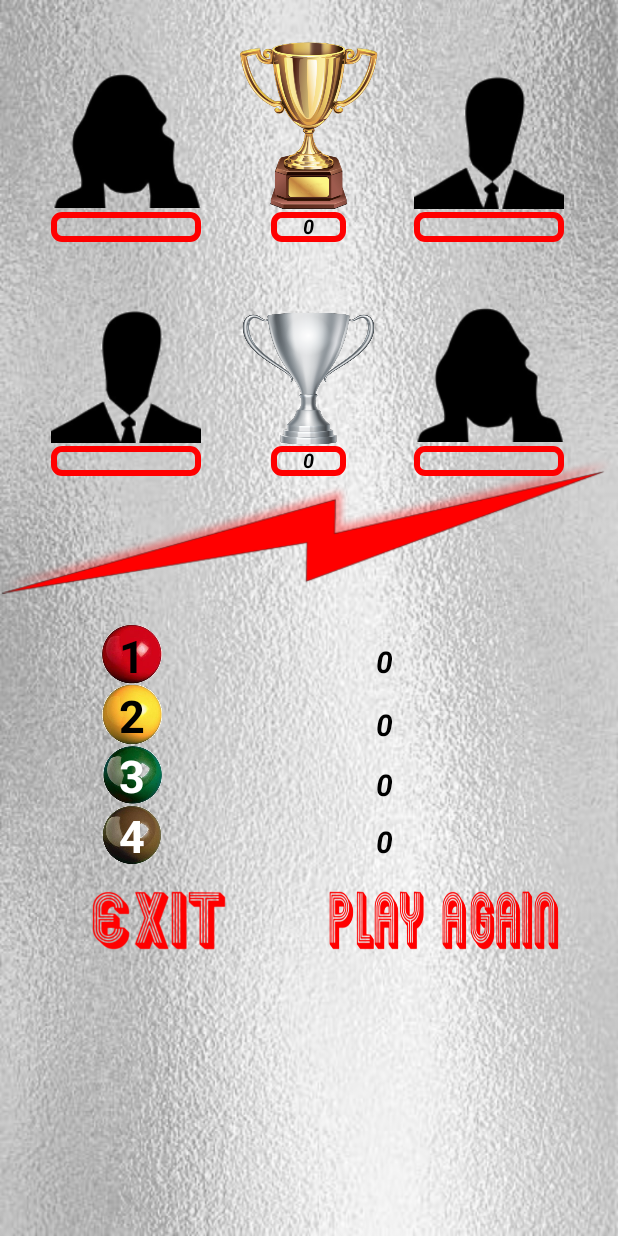
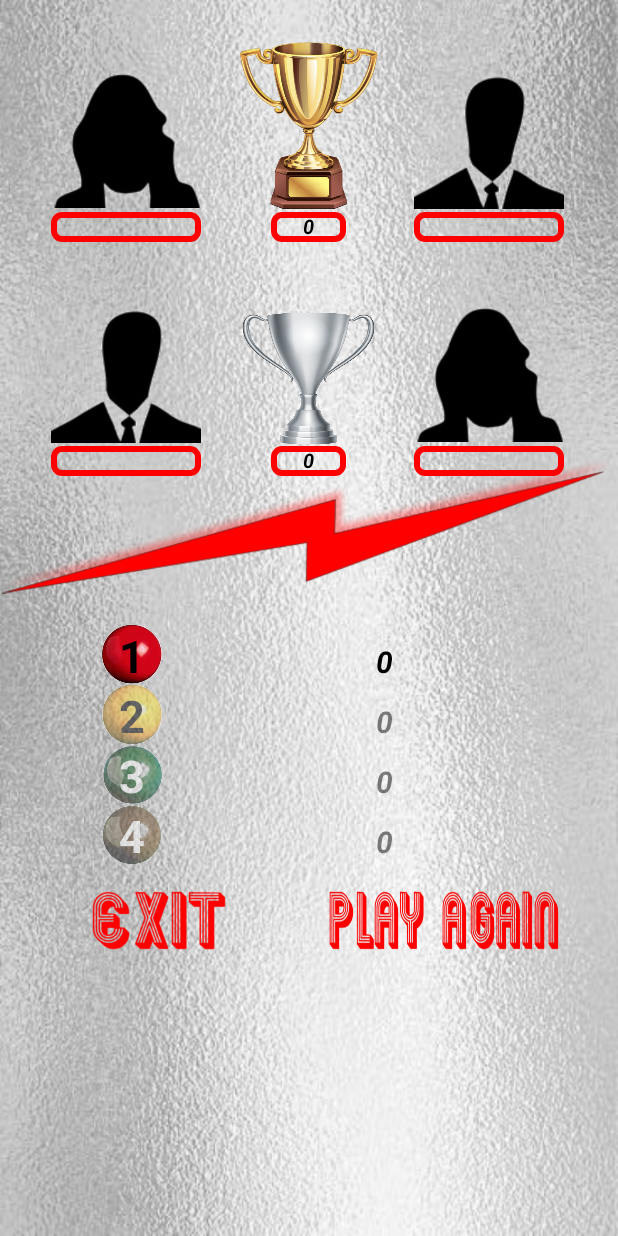
Before and after one commit to jokLiu/SnookerScoreTracker, an Android app: the EndFrameMultiActivity screen opened directly, with no data from a screen before it, on a phone screen of 412 x 824 dp. Run offline under Robolectric (Android 15) with nearby library versions, the phone set to English and light mode, and no system bars.

Commit message:
cofigs changed and blur added

```diff
--- a/app/src/main/AndroidManifest.xml
+++ b/app/src/main/AndroidManifest.xml
@@ -33,7 +33,9 @@
         <activity
             android:name=".EndFrameSingleActivity"
             android:screenOrientation="portrait" />
-        <activity android:name=".EndFrameMultiActivity"></activity>
+        <activity
+            android:name=".EndFrameMultiActivity"
+            android:screenOrientation="portrait" />
     </application>
 
 </manifest>
--- a/app/src/main/java/com/example/jokubas/snookertracker_1601768/EndFrameMultiActivity.java
+++ b/app/src/main/java/com/example/jokubas/snookertracker_1601768/EndFrameMultiActivity.java
@@ -145,17 +145,18 @@ public class EndFrameMultiActivity extends AppCompatActivity {
         setTextView(p2loser, R.id.p4t2_name);
         setTextView(Integer.toString(scoreWin), R.id.team1_score);
         setTextView(Integer.toString(scoreLost), R.id.team2_score);
-        setImageView(p1winnerImage, R.id.p1t1);
-        setImageView(p2winnerImage, R.id.p2t1);
-        setImageView(p1loserImage, R.id.p3t2);
-        setImageView(p2loserImage, R.id.p4t2);
+        setImageView(p1winnerImage, R.id.p1t1, false);
+        setImageView(p2winnerImage, R.id.p2t1, false);
+        setImageView(p1loserImage, R.id.p3t2, true);
+        setImageView(p2loserImage, R.id.p4t2, true);
     }
 
-    private void setImageView(byte[] image, int imgID) {
+    private void setImageView(byte[] image, int imgID, boolean blur) {
         if (image != null) {
             Bitmap bmp = BitmapFactory.decodeByteArray(image, 0, image.length);
             ImageView imgView = findViewById(imgID);
             imgView.setImageBitmap(bmp);
+            if(blur) imgView.setAlpha(0.5f);
         }
     }
 
--- a/app/src/main/java/com/example/jokubas/snookertracker_1601768/EndFrameSingleActivity.java
+++ b/app/src/main/java/com/example/jokubas/snookertracker_1601768/EndFrameSingleActivity.java
@@ -1,8 +1,12 @@
 package com.example.jokubas.snookertracker_1601768;
 
+import android.animation.ArgbEvaluator;
+import android.animation.ObjectAnimator;
+import android.animation.ValueAnimator;
 import android.content.Intent;
 import android.graphics.Bitmap;
 import android.graphics.BitmapFactory;
+import android.graphics.Color;
 import android.os.Bundle;
 import android.support.v7.app.AppCompatActivity;
 import android.view.View;
@@ -44,6 +48,7 @@ public class EndFrameSingleActivity extends AppCompatActivity {
         ImageView imageWin = findViewById(R.id.win_img);
         ImageView imageLost = findViewById(R.id.lost_img);
 
+
         if (p1score > p2score) {
             nameWinner.setText(p1name);
             scoreWinner.setText(Integer.toString(p1score));
@@ -54,6 +59,7 @@ public class EndFrameSingleActivity extends AppCompatActivity {
             scoreLoser.setText(Integer.toString(p2score));
             Bitmap bmp2 = BitmapFactory.decodeByteArray(p2Image, 0, p2Image.length);
             imageLost.setImageBitmap(bmp2);
+            imageLost.setAlpha(0.5f);
 
         } else {
             nameWinner.setText(p2name);
@@ -65,6 +71,7 @@ public class EndFrameSingleActivity extends AppCompatActivity {
             scoreLoser.setText(Integer.toString(p1score));
             Bitmap bmp2 = BitmapFactory.decodeByteArray(p1Image, 0, p1Image.length);
             imageLost.setImageBitmap(bmp2);
+            imageLost.setAlpha(0.5f);
         }
 
         Button exit = findViewById(R.id.exit_button);
--- a/app/src/main/res/layout/activity_end_frame_multi.xml
+++ b/app/src/main/res/layout/activity_end_frame_multi.xml
@@ -81,7 +81,6 @@
         android:layout_height="20dp"
         android:layout_alignStart="@+id/p1t1"
         android:layout_below="@+id/p1t1"
-        android:text="TextView"
         android:background="@drawable/textinputborder"
         android:gravity="center_horizontal"
         android:textColor="@color/black"
@@ -94,7 +93,6 @@
         android:layout_height="20dp"
         android:layout_alignStart="@+id/p2t1"
         android:layout_below="@+id/p1t1"
-        android:text="TextView"
         android:background="@drawable/textinputborder"
         android:gravity="center_horizontal"
         android:textColor="@color/black"
@@ -107,7 +105,6 @@
         android:layout_height="20dp"
         android:layout_alignStart="@+id/p3t2"
         android:layout_below="@+id/p3t2"
-        android:text="TextView"
         android:background="@drawable/textinputborder"
         android:gravity="center_horizontal"
         android:textColor="@color/black"
@@ -120,7 +117,6 @@
         android:layout_height="20dp"
         android:layout_alignStart="@+id/p4t2"
         android:layout_below="@+id/p4t2"
-        android:text="TextView"
         android:background="@drawable/textinputborder"
         android:gravity="center_horizontal"
         android:textColor="@color/black"
@@ -135,7 +131,6 @@
         android:layout_centerHorizontal="true"
         android:background="@drawable/textinputborder"
         android:gravity="center_horizontal"
-        android:text="TextView"
         android:textColor="@color/black"
         android:textSize="13sp"
         android:textStyle="bold|italic" />
@@ -148,7 +143,6 @@
         android:layout_alignStart="@+id/team1_score"
         android:background="@drawable/textinputborder"
         android:gravity="center_horizontal"
-        android:text="TextViewn"
         android:textColor="@color/black"
         android:textSize="13sp"
         android:textStyle="bold|italic" />
@@ -162,7 +156,7 @@
         android:layout_marginEnd="26dp"
         android:background="@drawable/red1"
         android:enabled="false"
-        android:text="1"
+        android:text="@string/one"
         android:textColor="@color/black"
         android:textSize="30sp"
         android:textStyle="bold" />
@@ -175,7 +169,8 @@
         android:layout_below="@+id/place1"
         android:background="@drawable/yellow1"
         android:enabled="false"
-        android:text="2"
+        android:alpha="0.5"
+        android:text="@string/two"
         android:textColor="@color/black"
         android:textSize="30sp"
         android:textStyle="bold" />
@@ -188,7 +183,8 @@
         android:layout_below="@+id/place2"
         android:background="@drawable/green1"
         android:enabled="false"
-        android:text="3"
+        android:alpha="0.5"
+        android:text="@string/three"
         android:textColor="@color/white"
         android:textSize="30sp"
         android:textStyle="bold" />
@@ -201,57 +197,59 @@
         android:layout_below="@+id/place3"
         android:background="@drawable/brown1"
         android:enabled="false"
-        android:text="4"
+        android:alpha="0.5"
+        android:text="@string/four"
         android:textColor="@color/white"
         android:textSize="30sp"
         android:textStyle="bold" />
 
     <TextView
         android:id="@+id/place1_name"
-        android:layout_width="wrap_content"
+        android:layout_width="100dp"
         android:layout_height="wrap_content"
         android:layout_alignBaseline="@+id/place1"
         android:layout_alignBottom="@+id/place1"
         android:layout_toEndOf="@+id/place2"
-        android:layout_marginLeft="10dp"
+        android:layout_marginStart="10dp"
         android:background="@null"
-        android:text="Akvile"
         android:textColor="@color/black"
         android:textSize="20sp"
         android:textStyle="bold|italic" />
 
     <TextView
         android:id="@+id/place2_name"
-        android:layout_width="wrap_content"
+        android:layout_width="100dp"
         android:layout_height="wrap_content"
-        android:layout_above="@+id/place3"
+        android:layout_alignBaseline="@+id/place2"
+        android:layout_alignBottom="@+id/place2"
         android:layout_alignStart="@+id/place1_name"
-        android:text="TextView"
+        android:background="@null"
+        android:alpha="0.5"
         android:textColor="@color/black"
         android:textSize="20sp"
-        android:textStyle="bold|italic"
-        android:background="@null"/>
+        android:textStyle="bold|italic" />
 
     <TextView
         android:id="@+id/place3_name"
-        android:layout_width="wrap_content"
+        android:layout_width="100dp"
         android:layout_height="wrap_content"
-        android:layout_above="@+id/place4"
-        android:layout_alignStart="@+id/place1_name"
-        android:text="TextView"
+        android:layout_alignBaseline="@+id/place3"
+        android:layout_alignBottom="@+id/place3"
+        android:layout_alignStart="@+id/place2_name"
+        android:background="@null"
+        android:alpha="0.5"
         android:textColor="@color/black"
         android:textSize="20sp"
-        android:textStyle="bold|italic"
-        android:background="@null"/>
+        android:textStyle="bold|italic" />
 
     <TextView
         android:id="@+id/place4_name"
-        android:layout_width="wrap_content"
+        android:layout_width="100dp"
         android:layout_height="wrap_content"
         android:layout_alignBaseline="@+id/place4"
         android:layout_alignBottom="@+id/place4"
         android:layout_alignStart="@+id/place3_name"
-        android:text="TextView"
+        android:alpha="0.5"
         android:textColor="@color/black"
         android:textSize="20sp"
         android:textStyle="bold|italic"
@@ -259,24 +257,23 @@
 
     <TextView
         android:id="@+id/place1_score"
-        android:layout_width="wrap_content"
+        android:layout_width="100dp"
         android:layout_height="wrap_content"
         android:layout_alignBaseline="@+id/place1_name"
         android:layout_alignBottom="@+id/place1_name"
         android:layout_toEndOf="@+id/silver_cup2"
         android:background="@null"
-        android:text="50 points"
         android:textColor="@color/black"
         android:textSize="20sp"
         android:textStyle="bold|italic" />
 
     <TextView
         android:id="@+id/place2_score"
-        android:layout_width="wrap_content"
+        android:layout_width="100dp"
         android:layout_height="wrap_content"
         android:layout_alignBottom="@+id/place2_name"
         android:layout_alignStart="@+id/place1_score"
-        android:text="TextView"
+        android:alpha="0.5"
         android:textColor="@color/black"
         android:textSize="20sp"
         android:textStyle="bold|italic"
@@ -284,11 +281,11 @@
 
     <TextView
         android:id="@+id/place3_score"
-        android:layout_width="wrap_content"
+        android:layout_width="100dp"
         android:layout_height="wrap_content"
         android:layout_alignBottom="@+id/place3_name"
         android:layout_alignEnd="@+id/place2_score"
-        android:text="TextView"
+        android:alpha="0.5"
         android:textColor="@color/black"
         android:textSize="20sp"
         android:textStyle="bold|italic"
@@ -296,11 +293,11 @@
 
     <TextView
         android:id="@+id/place4_score"
-        android:layout_width="wrap_content"
+        android:layout_width="100dp"
         android:layout_height="wrap_content"
         android:layout_alignBottom="@+id/place4_name"
         android:layout_alignStart="@+id/place3_score"
-        android:text="TextView"
+        android:alpha="0.5"
         android:textColor="@color/black"
         android:textSize="20sp"
         android:textStyle="bold|italic"
--- a/app/src/main/res/layout/activity_end_frame_single.xml
+++ b/app/src/main/res/layout/activity_end_frame_single.xml
@@ -43,8 +43,7 @@
         android:layout_alignStart="@+id/win_img"
         android:layout_below="@+id/gold"
         android:gravity="center_horizontal"
-        android:hint="Player 1"
-        android:inputType="text"
+        android:hint="@string/player1"
         android:background="@drawable/textinputborder"
         android:textColor="@color/black"
         android:textSize="15sp"
@@ -58,8 +57,7 @@
         android:layout_below="@+id/lost_img"
         android:background="@drawable/textinputborder"
         android:gravity="center_horizontal"
-        android:hint="Player 2"
-        android:inputType="text"
+        android:hint="@string/player2"
         android:textColor="@color/black"
         android:textSize="15sp"
         android:textStyle="bold|italic" />
@@ -129,13 +127,13 @@
 
     <TextView
         android:id="@+id/score_winner"
-        android:layout_width="wrap_content"
+        android:layout_width="50dp"
         android:layout_height="wrap_content"
         android:layout_alignEnd="@+id/lose_sign"
         android:layout_below="@+id/gold"
-        android:layout_marginEnd="32dp"
+        android:layout_marginEnd="38dp"
         android:background="@null"
-        android:text="Score"
+        android:gravity="center_horizontal"
         android:textColor="@color/black"
         android:textSize="20sp"
         android:textStyle="bold|italic" />
@@ -143,14 +141,13 @@
 
     <TextView
         android:id="@+id/score_loser"
-        android:layout_width="wrap_content"
+        android:layout_width="50dp"
         android:layout_height="wrap_content"
-        android:layout_alignBaseline="@+id/loser"
-        android:layout_alignBottom="@+id/loser"
-        android:layout_alignEnd="@+id/exit_button"
-        android:layout_marginEnd="18dp"
+        android:layout_alignStart="@+id/exit_button"
+        android:layout_below="@+id/silver"
+        android:layout_marginStart="23dp"
         android:background="@null"
-        android:text="Score"
+        android:gravity="center_horizontal"
         android:textColor="@color/black"
         android:textSize="20sp"
         android:textStyle="bold|italic" />
--- a/app/src/main/res/values/strings.xml
+++ b/app/src/main/res/values/strings.xml
@@ -6,4 +6,8 @@
     <string name="player4">Player 4</string>
     <string name="upload">Upload Photo</string>
     <string name="inputSize">10</string>
+    <string name="one">1</string>
+    <string name="two">2</string>
+    <string name="three">3</string>
+    <string name="four">4</string>
 </resources>
```
